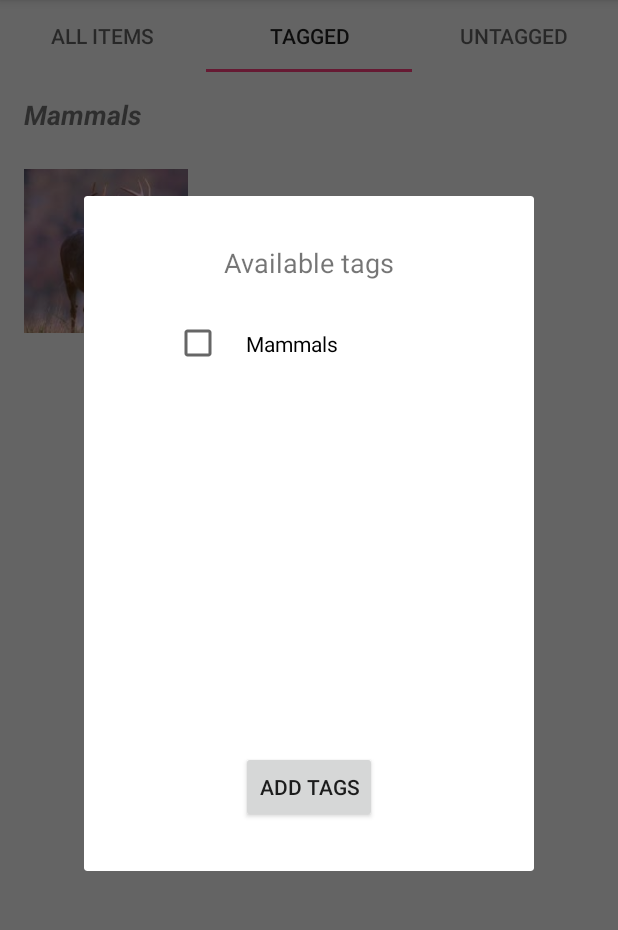
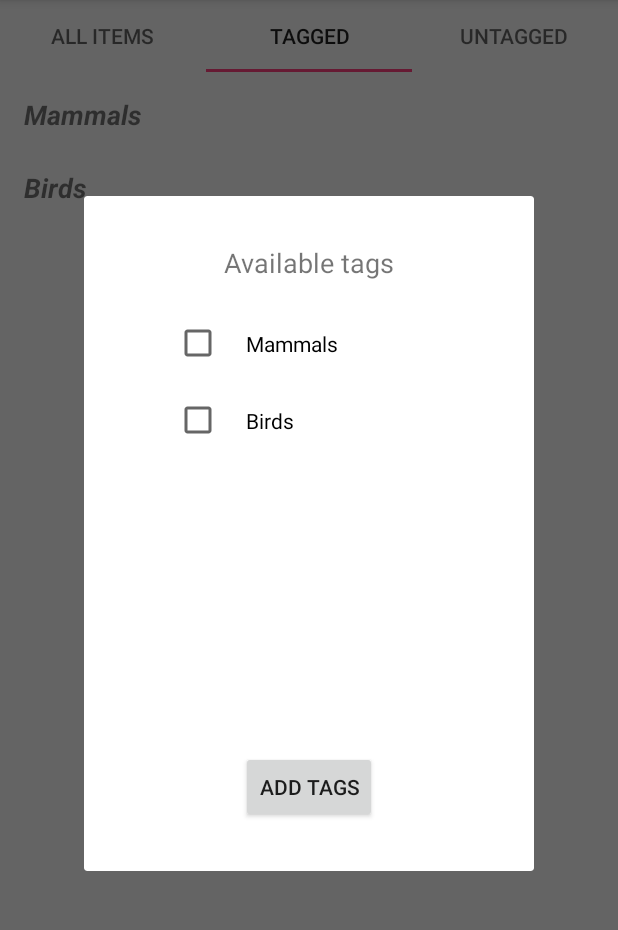
Before and after one commit to akhil-code/gallery-app-android, an Android app: the fragment AddTagsFragment placed in its activity, tab 2 chosen, on a phone screen of 412 x 824 dp, the part 84-1014 px from its top. Run offline under Robolectric (Android 15) with nearby library versions, the phone set to English and light mode, and no system bars.

Commit message:
bug fixes

```diff
--- a/app/src/main/java/com/techg/restaurant/AddTagsFragment.java
+++ b/app/src/main/java/com/techg/restaurant/AddTagsFragment.java
@@ -1,11 +1,11 @@
 package com.techg.restaurant;
 
+import android.app.Activity;
 import android.content.Context;
 import android.database.sqlite.SQLiteDatabase;
 import android.net.Uri;
 import android.os.Bundle;
 import android.support.v4.app.DialogFragment;
-import android.support.v4.app.Fragment;
 import android.support.v7.widget.LinearLayoutManager;
 import android.support.v7.widget.RecyclerView;
 import android.util.Log;
@@ -21,6 +21,8 @@ public class AddTagsFragment extends DialogFragment {
     private Context context;
     public static ArrayList<CheckBox> checkBoxes = new ArrayList<>();
     SQLiteDatabase db;
+    private onSubmitListener listener;
+
 
     @Override
     public View onCreateView(LayoutInflater inflater, ViewGroup container,
@@ -64,7 +66,25 @@ public class AddTagsFragment extends DialogFragment {
             }
         }
 
+        checkBoxes.clear();
+        listener.onSubmit();
         this.dismiss();
     }
 
+    @Override
+    public void onAttach(Activity activity) {
+        super.onAttach(activity);
+        try {
+            listener = (onSubmitListener) activity;
+        } catch (ClassCastException e) {
+            throw new ClassCastException(activity.toString()
+                    + " must implement OnHeadlineSelectedListener");
+        }
+
+    }
+
+    public interface onSubmitListener {
+        public void onSubmit();
+    }
+
 }
--- a/app/src/main/java/com/techg/restaurant/MainActivity.java
+++ b/app/src/main/java/com/techg/restaurant/MainActivity.java
@@ -12,7 +12,7 @@ import android.widget.TextView;
 
 import java.util.ArrayList;
 
-public class MainActivity extends AppCompatActivity {
+public class MainActivity extends AppCompatActivity implements AddTagsFragment.onSubmitListener {
 
 
     @Override
@@ -31,10 +31,9 @@ public class MainActivity extends AppCompatActivity {
         Item.insertItemToDb(db, "Bear","180","img6");
         Item.insertItemToDb(db, "Parrot","120","img7");
 
-        Category category = Category.insertCategoryToDb(db, "Mammals");
-        if(item != null && category != null){
-            Tag.insertTagToDb(db, item, category);
-        }
+        Category.insertCategoryToDb(db, "Mammals");
+        Category.insertCategoryToDb(db, "Birds");
+
 
         // Instantiate a ViewPager and a PagerAdapter.
         ViewPager mPager = (ViewPager) findViewById(R.id.pager);
@@ -46,7 +45,11 @@ public class MainActivity extends AppCompatActivity {
 
     }
 
-
-
-
+    @Override
+    public void onSubmit() {
+        UntaggedGridFragment fragment = (UntaggedGridFragment) getSupportFragmentManager().findFragmentById(R.id.gridView);
+        if(fragment != null){
+            fragment.update();
+        }
+    }
 }
--- a/app/src/main/java/com/techg/restaurant/UntaggedGridFragment.java
+++ b/app/src/main/java/com/techg/restaurant/UntaggedGridFragment.java
@@ -9,6 +9,7 @@ import android.support.annotation.Nullable;
 import android.support.v4.app.DialogFragment;
 import android.support.v4.app.Fragment;
 import android.support.v4.app.FragmentTransaction;
+import android.util.Log;
 import android.view.LayoutInflater;
 import android.view.View;
 import android.view.ViewGroup;
@@ -16,11 +17,16 @@ import android.widget.AdapterView;
 import android.widget.GridView;
 import android.widget.Toast;
 
-public class UntaggedGridFragment extends Fragment {
+public class UntaggedGridFragment extends Fragment{
     private SQLiteDatabase db;
     private MenuDbHelper menuDbHelper;
     private Context mContext;
     String type;
+
+    private GridView gridView;
+    private GridViewAdapter mAdapter;
+
+
 
     @Override
     public View onCreateView(LayoutInflater inflater, final ViewGroup container,
@@ -33,10 +39,14 @@ public class UntaggedGridFragment extends Fragment {
         this.db = menuDbHelper.getWritableDatabase();
         // grid view initialisation
         type = getArguments().getString("type");
-        GridView gridview = (GridView) view.findViewById(R.id.gridView);
-        gridview.setAdapter(new GridViewAdapter(mContext, this.db, type));
+        gridView = (GridView) view.findViewById(R.id.gridView);
+        mAdapter = new GridViewAdapter(mContext, this.db, type);
+        gridView.setAdapter(mAdapter);
+
+
+
         // on click listeners
-        gridview.setOnItemClickListener(new AdapterView.OnItemClickListener() {
+        gridView.setOnItemClickListener(new AdapterView.OnItemClickListener() {
             public void onItemClick(AdapterView<?> parent, View v, int position, long id) {
                 Intent intent = new Intent(getActivity().getApplicationContext(), ContentView.class);
                 intent.putExtra("position",position);
@@ -46,7 +56,7 @@ public class UntaggedGridFragment extends Fragment {
         });
 
         // on long click listener
-        gridview.setOnItemLongClickListener(new AdapterView.OnItemLongClickListener() {
+        gridView.setOnItemLongClickListener(new AdapterView.OnItemLongClickListener() {
             @Override
             public boolean onItemLongClick(AdapterView<?> arg0, View arg1,
                                            int position, long arg3) {
@@ -66,6 +76,7 @@ public class UntaggedGridFragment extends Fragment {
                     dialogFragment.show(ft, "dialog");
 
                 }
+                Log.d("mytag", "after add tags");
                 return true;
             }
         });
@@ -73,4 +84,10 @@ public class UntaggedGridFragment extends Fragment {
         return view;
     }
 
+    public void update(){
+        mAdapter.notifyDataSetChanged();
+        mAdapter = new GridViewAdapter(mContext, this.db, type);
+        gridView.setAdapter(mAdapter);
+    }
+
 }
--- a/app/src/main/res/layout/tagged_horizontal_view.xml
+++ b/app/src/main/res/layout/tagged_horizontal_view.xml
@@ -7,9 +7,10 @@
 
     <ImageView
         android:id="@+id/horizontal_view_image"
-        android:layout_width="125dp"
-        android:layout_height="125dp"
-        android:padding="8dp"
+        android:layout_width="120dp"
+        android:layout_height="120dp"
+        android:paddingRight="8dp"
+        android:paddingTop="8dp"
         app:layout_constraintStart_toStartOf="parent"
         app:layout_constraintTop_toTopOf="parent"
         app:srcCompat="@drawable/ic_launcher_background" />
```
